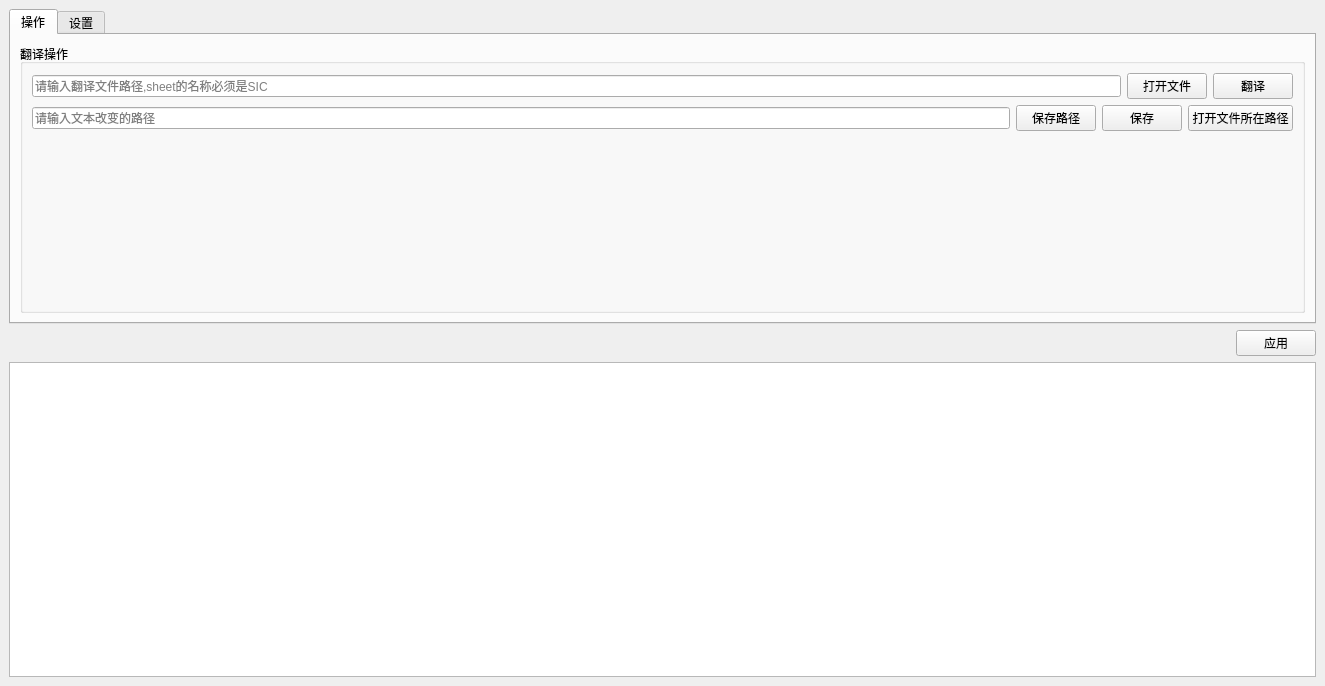
Before: the Qt Designer form pythonscript/toolWidget/toolMainWindow.ui in zcx01/Achievement, drawn with Qt 5.
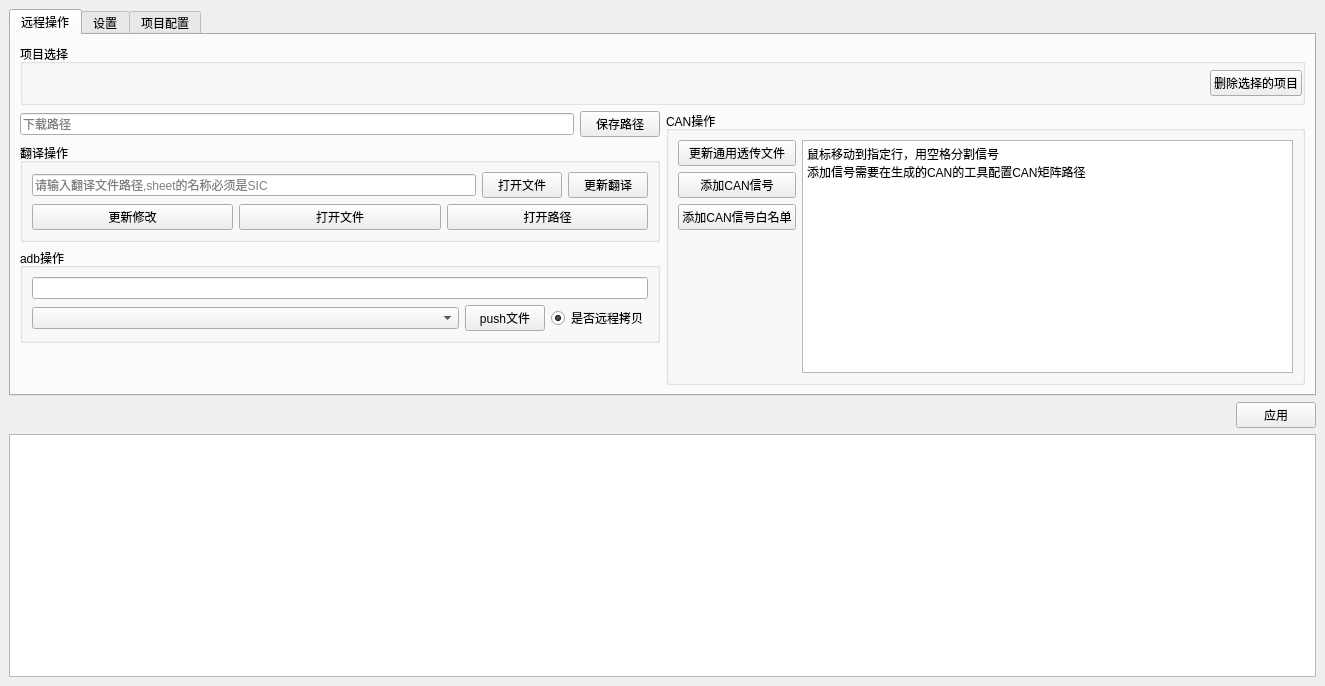
After: the same form once the commit is applied.

Commit message: tool更新

```diff
--- a/pythonscript/toolWidget/toolMainWindow.ui
+++ b/pythonscript/toolWidget/toolMainWindow.ui
@@ -28,10 +28,120 @@
       </property>
       <widget class="QWidget" name="tab">
        <attribute name="title">
-        <string>操作</string>
+        <string>远程操作</string>
        </attribute>
        <layout class="QVBoxLayout" name="verticalLayout_5">
         <item>
+         <widget class="QGroupBox" name="groupBox_3">
+          <property name="title">
+           <string>项目选择</string>
+          </property>
+          <layout class="QHBoxLayout" name="horizontalLayout_11">
+           <property name="spacing">
+            <number>0</number>
+           </property>
+           <property name="leftMargin">
+            <number>0</number>
+           </property>
+           <property name="topMargin">
+            <number>0</number>
+           </property>
+           <property name="rightMargin">
+            <number>0</number>
+           </property>
+           <property name="bottomMargin">
+            <number>0</number>
+           </property>
+           <item>
+            <widget class="QWidget" name="widget" native="true">
+             <property name="sizePolicy">
+              <sizepolicy hsizetype="Expanding" vsizetype="Minimum">
+               <horstretch>0</horstretch>
+               <verstretch>0</verstretch>
+              </sizepolicy>
+             </property>
+             <layout class="QHBoxLayout" name="horizontalLayout_12">
+              <item>
+               <spacer name="horizontalSpacer_4">
+                <property name="orientation">
+                 <enum>Qt::Horizontal</enum>
+                </property>
+                <property name="sizeHint" stdset="0">
+                 <size>
+                  <width>40</width>
+                  <height>20</height>
+                 </size>
+                </property>
+               </spacer>
+              </item>
+             </layout>
+            </widget>
+           </item>
+           <item>
+            <widget class="QPushButton" name="removePrjectBtn">
+             <property name="text">
+              <string>删除选择的项目</string>
+             </property>
+            </widget>
+           </item>
+          </layout>
+         </widget>
+        </item>
+        <item>
+         <widget class="QWidget" name="" native="true">
+          <layout class="QHBoxLayout" name="horizontalLayout_17" stretch="1,1">
+           <property name="leftMargin">
+            <number>0</number>
+           </property>
+           <property name="topMargin">
+            <number>0</number>
+           </property>
+           <property name="rightMargin">
+            <number>0</number>
+           </property>
+           <property name="bottomMargin">
+            <number>0</number>
+           </property>
+           <item>
+            <widget class="QWidget" name="" native="true">
+             <layout class="QVBoxLayout" name="verticalLayout_9">
+              <property name="leftMargin">
+               <number>0</number>
+              </property>
+              <property name="topMargin">
+               <number>0</number>
+              </property>
+              <property name="rightMargin">
+               <number>0</number>
+              </property>
+              <property name="bottomMargin">
+               <number>0</number>
+              </property>
+              <item>
+               <layout class="QHBoxLayout" name="horizontalLayout_19">
+                <item>
+                 <widget class="QLineEdit" name="downLoadPath">
+                  <property name="inputMask">
+                   <string/>
+                  </property>
+                  <property name="cursorPosition">
+                   <number>0</number>
+                  </property>
+                  <property name="placeholderText">
+                   <string>下载路径</string>
+                  </property>
+                 </widget>
+                </item>
+                <item>
+                 <widget class="QPushButton" name="saveTsBtn">
+                  <property name="text">
+                   <string>保存路径</string>
+                  </property>
+                 </widget>
+                </item>
+               </layout>
+              </item>
+              <item>
          <widget class="QGroupBox" name="groupBox">
           <property name="title">
            <string>翻译操作</string>
@@ -59,7 +169,7 @@
              <item>
               <widget class="QPushButton" name="trBtn">
                <property name="text">
-                <string>翻译</string>
+                      <string>更新翻译</string>
                </property>
               </widget>
              </item>
@@ -67,41 +177,78 @@
            </item>
            <item>
             <layout class="QHBoxLayout" name="horizontalLayout_9">
-             <item>
-              <widget class="QLineEdit" name="trChangeXlsPath">
-               <property name="inputMask">
-                <string/>
-               </property>
-               <property name="cursorPosition">
-                <number>0</number>
-               </property>
-               <property name="placeholderText">
-                <string>请输入文本改变的路径</string>
-               </property>
-              </widget>
-             </item>
-             <item>
-              <widget class="QPushButton" name="saveTsBtn">
-               <property name="text">
-                <string>保存路径</string>
-               </property>
-              </widget>
-             </item>
              <item>
               <widget class="QPushButton" name="trChangeBtn">
                <property name="text">
-                <string>保存</string>
+                      <string>更新修改</string>
                </property>
               </widget>
              </item>
              <item>
               <widget class="QPushButton" name="openTrCBtn">
                <property name="text">
-                <string>打开文件所在路径</string>
+                      <string>打开文件</string>
                </property>
               </widget>
              </item>
-            </layout>
+                   <item>
+                    <widget class="QPushButton" name="openTrCPathBtn">
+                     <property name="text">
+                      <string>打开路径</string>
+                     </property>
+                    </widget>
+                   </item>
+                  </layout>
+                 </item>
+                </layout>
+               </widget>
+              </item>
+              <item>
+               <widget class="QGroupBox" name="groupBox_4">
+                <property name="title">
+                 <string>adb操作</string>
+                </property>
+                <layout class="QVBoxLayout" name="verticalLayout_10">
+                 <item>
+                  <layout class="QHBoxLayout" name="horizontalLayout_20">
+                   <item>
+                    <widget class="QLineEdit" name="pushFileEdit"/>
+                   </item>
+                  </layout>
+                 </item>
+                 <item>
+                  <layout class="QHBoxLayout" name="horizontalLayout_13">
+                   <item>
+                    <widget class="QComboBox" name="pushCbx">
+                     <property name="sizePolicy">
+                      <sizepolicy hsizetype="Expanding" vsizetype="Fixed">
+                       <horstretch>0</horstretch>
+                       <verstretch>0</verstretch>
+                      </sizepolicy>
+                     </property>
+                    </widget>
+                   </item>
+                   <item>
+                    <widget class="QPushButton" name="pushFileBtn">
+                     <property name="text">
+                      <string>push文件</string>
+                     </property>
+                    </widget>
+                   </item>
+                   <item>
+                    <widget class="QRadioButton" name="scpFileBtn">
+                     <property name="text">
+                      <string>是否远程拷贝</string>
+                     </property>
+                     <property name="checked">
+                      <bool>true</bool>
+                     </property>
+                    </widget>
+                   </item>
+                  </layout>
+                 </item>
+                </layout>
+               </widget>
            </item>
            <item>
             <spacer name="verticalSpacer">
@@ -119,6 +266,68 @@
           </layout>
          </widget>
         </item>
+           <item>
+            <widget class="QGroupBox" name="groupBox_2">
+             <property name="title">
+              <string>CAN操作</string>
+             </property>
+             <layout class="QHBoxLayout" name="horizontalLayout_16">
+              <item>
+               <layout class="QVBoxLayout" name="verticalLayout_8">
+                <item>
+                 <widget class="QPushButton" name="updateXlsBtn">
+                  <property name="text">
+                   <string>更新通用透传文件</string>
+                  </property>
+                 </widget>
+                </item>
+                <item>
+                 <widget class="QPushButton" name="addSigBtn">
+                  <property name="text">
+                   <string>添加CAN信号</string>
+                  </property>
+                 </widget>
+                </item>
+                <item>
+                 <widget class="QPushButton" name="addWSigBtn">
+                  <property name="text">
+                   <string>添加CAN信号白名单</string>
+                  </property>
+                 </widget>
+                </item>
+                <item>
+                 <spacer name="verticalSpacer_4">
+                  <property name="orientation">
+                   <enum>Qt::Vertical</enum>
+                  </property>
+                  <property name="sizeHint" stdset="0">
+                   <size>
+                    <width>20</width>
+                    <height>40</height>
+                   </size>
+                  </property>
+                 </spacer>
+                </item>
+               </layout>
+              </item>
+              <item>
+               <widget class="QTextEdit" name="canTextEdit">
+                <property name="html">
+                 <string>&lt;!DOCTYPE HTML PUBLIC &quot;-//W3C//DTD HTML 4.0//EN&quot; &quot;http://www.w3.org/TR/REC-html40/strict.dtd&quot;&gt;
+&lt;html&gt;&lt;head&gt;&lt;meta name=&quot;qrichtext&quot; content=&quot;1&quot; /&gt;&lt;style type=&quot;text/css&quot;&gt;
+p, li { white-space: pre-wrap; }
+&lt;/style&gt;&lt;/head&gt;&lt;body style=&quot; font-family:'SimSun'; font-size:9pt; font-weight:400; font-style:normal;&quot;&gt;
+&lt;p style=&quot; margin-top:0px; margin-bottom:0px; margin-left:0px; margin-right:0px; -qt-block-indent:0; text-indent:0px;&quot;&gt;鼠标移动到指定行，用空格分割信号&lt;/p&gt;
+&lt;p style=&quot; margin-top:0px; margin-bottom:0px; margin-left:0px; margin-right:0px; -qt-block-indent:0; text-indent:0px;&quot;&gt;添加信号需要在生成的CAN的工具配置CAN矩阵路径&lt;/p&gt;&lt;/body&gt;&lt;/html&gt;</string>
+                </property>
+               </widget>
+              </item>
+             </layout>
+            </widget>
+           </item>
+          </layout>
+         </widget>
+        </item>
        </layout>
       </widget>
       <widget class="QWidget" name="tab_2">
@@ -314,7 +523,69 @@
 &lt;p style=&quot; margin-top:0px; margin-bottom:0px; margin-left:0px; margin-right:0px; -qt-block-indent:0; text-indent:0px;&quot;&gt;远程翻译脚本的前置条件:&lt;/p&gt;
 &lt;p style=&quot; margin-top:0px; margin-bottom:0px; margin-left:0px; margin-right:0px; -qt-block-indent:0; text-indent:0px;&quot;&gt;必须有ic_text脚本&lt;/p&gt;
 &lt;p style=&quot; margin-top:0px; margin-bottom:0px; margin-left:0px; margin-right:0px; -qt-block-indent:0; text-indent:0px;&quot;&gt;需要配置无密连接&lt;/p&gt;
-&lt;p style=&quot;-qt-paragraph-type:empty; margin-top:0px; margin-bottom:0px; margin-left:0px; margin-right:0px; -qt-block-indent:0; text-indent:0px;&quot;&gt;&lt;br /&gt;&lt;/p&gt;&lt;/body&gt;&lt;/html&gt;</string>
+&lt;p style=&quot;-qt-paragraph-type:empty; margin-top:0px; margin-bottom:0px; margin-left:0px; margin-right:0px; -qt-block-indent:0; text-indent:0px;&quot;&gt;&lt;br /&gt;&lt;/p&gt;
+&lt;p style=&quot; margin-top:0px; margin-bottom:0px; margin-left:0px; margin-right:0px; -qt-block-indent:0; text-indent:0px;&quot;&gt;项目通用路径:&lt;/p&gt;
+&lt;p style=&quot; margin-top:0px; margin-bottom:0px; margin-left:0px; margin-right:0px; -qt-block-indent:0; text-indent:0px;&quot;&gt;没有特殊配置采用改路径,{projectName}指的是远程操作中的项目名称&lt;/p&gt;
+&lt;p style=&quot;-qt-paragraph-type:empty; margin-top:0px; margin-bottom:0px; margin-left:0px; margin-right:0px; -qt-block-indent:0; text-indent:0px;&quot;&gt;&lt;br /&gt;&lt;/p&gt;
+&lt;p style=&quot; margin-top:0px; margin-bottom:0px; margin-left:0px; margin-right:0px; -qt-block-indent:0; text-indent:0px;&quot;&gt;push脚本路径配置:&lt;/p&gt;
+&lt;p style=&quot; margin-top:0px; margin-bottom:0px; margin-left:0px; margin-right:0px; -qt-block-indent:0; text-indent:0px;&quot;&gt;push脚本是window上的路径&lt;/p&gt;
+&lt;p style=&quot; margin-top:0px; margin-bottom:0px; margin-left:0px; margin-right:0px; -qt-block-indent:0; text-indent:0px;&quot;&gt;密码和用户名要配置在脚本的配置文件中&lt;/p&gt;&lt;/body&gt;&lt;/html&gt;</string>
+            </property>
+           </widget>
+          </item>
+         </layout>
+        </item>
+       </layout>
+      </widget>
+      <widget class="QWidget" name="tab_3">
+       <attribute name="title">
+        <string>项目配置</string>
+       </attribute>
+       <layout class="QVBoxLayout" name="verticalLayout_6">
+        <item>
+         <widget class="QWidget" name="widget_2" native="true">
+          <property name="sizePolicy">
+           <sizepolicy hsizetype="Preferred" vsizetype="Expanding">
+            <horstretch>0</horstretch>
+            <verstretch>0</verstretch>
+           </sizepolicy>
+          </property>
+          <layout class="QVBoxLayout" name="verticalLayout_7">
+           <item>
+            <spacer name="verticalSpacer_3">
+             <property name="orientation">
+              <enum>Qt::Vertical</enum>
+             </property>
+             <property name="sizeHint" stdset="0">
+              <size>
+               <width>20</width>
+               <height>40</height>
+              </size>
+             </property>
+            </spacer>
+           </item>
+          </layout>
+         </widget>
+        </item>
+        <item>
+         <layout class="QHBoxLayout" name="horizontalLayout_15">
+          <item>
+           <spacer name="horizontalSpacer_3">
+            <property name="orientation">
+             <enum>Qt::Horizontal</enum>
+            </property>
+            <property name="sizeHint" stdset="0">
+             <size>
+              <width>40</width>
+              <height>20</height>
+             </size>
+            </property>
+           </spacer>
+          </item>
+          <item>
+           <widget class="QPushButton" name="addProjectBtn">
+            <property name="text">
+             <string>添加项目</string>
             </property>
            </widget>
           </item>
```
Left out of the diff: 66 changed lines with no effect on the pictures. Lines whose indentation alone changed are shown as unchanged. The commit also changes 15 other files.
